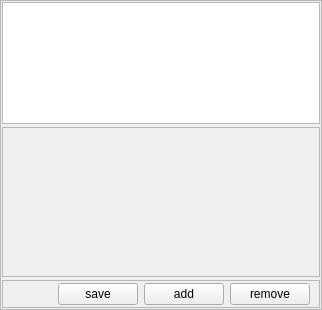
The window that src/blackgui/components/settingsnetworkserverscomponent.ui (swift-project/pilotclient) describes before a commit, drawn with Qt 5.
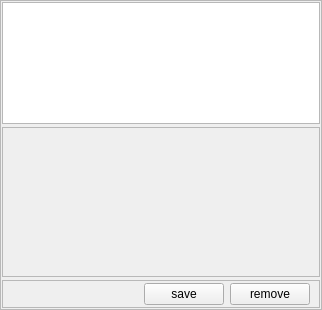
The same window after the commit. Custom widgets are drawn as their Qt base class.

Commit message: Ref T82, removed add button for servers, only save * save will add a new server when not already existing * when saved with same name, it will override values * default values for FSD setup * adjusted validation

```diff
--- a/src/blackgui/components/settingsnetworkserverscomponent.ui
+++ b/src/blackgui/components/settingsnetworkserverscomponent.ui
@@ -120,13 +120,6 @@
         </property>
        </widget>
       </item>
-      <item>
-       <widget class="QPushButton" name="pb_AddServer">
-        <property name="text">
-         <string>add</string>
-        </property>
-       </widget>
-      </item>
       <item>
        <widget class="QPushButton" name="pb_RemoveServer">
         <property name="sizePolicy">
```
The commit also changes 7 other files.
